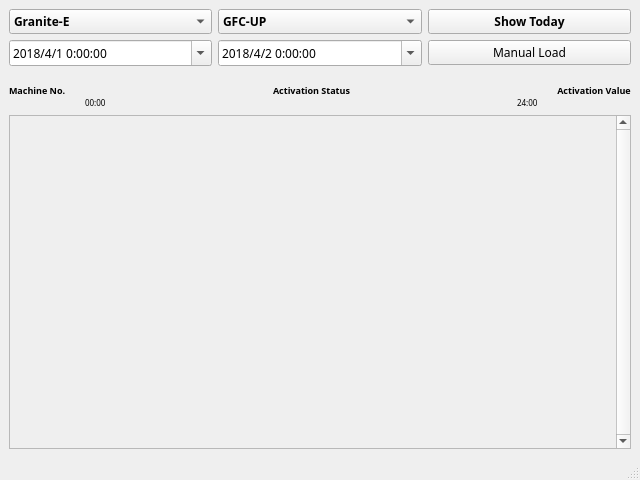
The window that face/activation_monitor.ui (zylo117/ZombieZoo) describes before a commit, drawn with Qt 5.
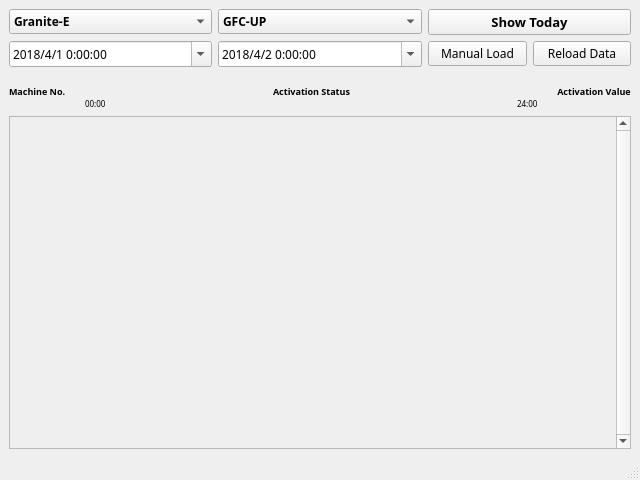
The same window after the commit. Icons and pictures are not drawn.

```diff
--- a/face/activation_monitor.ui
+++ b/face/activation_monitor.ui
@@ -25,10 +25,61 @@
     <normaloff>C:/Users/zylo1/.designer/backup/ico.png</normaloff>C:/Users/zylo1/.designer/backup/ico.png</iconset>
   </property>
   <widget class="QWidget" name="centralwidget">
-   <layout class="QVBoxLayout" name="verticalLayout" stretch="1,1,1,9">
+   <layout class="QVBoxLayout" name="verticalLayout" stretch="1,1,9">
     <item>
-     <layout class="QHBoxLayout" name="horizontalLayout" stretch="0,0,0">
+     <layout class="QGridLayout" name="gridLayout_2">
+      <item row="1" column="3">
+       <layout class="QHBoxLayout" name="horizontalLayout">
       <item>
+         <widget class="QPushButton" name="manual_load_data">
+          <property name="font">
+           <font>
+            <family>Lucida Sans</family>
+            <weight>50</weight>
+            <bold>false</bold>
+           </font>
+          </property>
+          <property name="text">
+           <string>Manual Load</string>
+          </property>
+         </widget>
+        </item>
+        <item>
+         <widget class="QPushButton" name="reload">
+          <property name="font">
+           <font>
+            <family>Lucida Sans</family>
+           </font>
+          </property>
+          <property name="text">
+           <string>Reload Data</string>
+          </property>
+         </widget>
+        </item>
+       </layout>
+      </item>
+      <item row="0" column="1">
+       <widget class="QComboBox" name="mac_type_select">
+        <property name="font">
+         <font>
+          <family>Lucida Sans</family>
+          <weight>75</weight>
+          <bold>true</bold>
+         </font>
+        </property>
+        <item>
+         <property name="text">
+          <string>GFC-UP</string>
+         </property>
+        </item>
+        <item>
+         <property name="text">
+          <string>GFC-DOWN</string>
+         </property>
+        </item>
+       </widget>
+      </item>
+      <item row="0" column="0">
        <widget class="QComboBox" name="category_select">
         <property name="font">
          <font>
@@ -87,48 +138,7 @@
         </item>
        </widget>
       </item>
-      <item>
-       <widget class="QComboBox" name="mac_type_select">
-        <property name="font">
-         <font>
-          <family>Lucida Sans</family>
-          <weight>75</weight>
-          <bold>true</bold>
-         </font>
-        </property>
-        <item>
-         <property name="text">
-          <string>GFC-UP</string>
-         </property>
-        </item>
-        <item>
-         <property name="text">
-          <string>GFC-DOWN</string>
-         </property>
-        </item>
-       </widget>
-      </item>
-      <item>
-       <widget class="QPushButton" name="auto_load_data">
-        <property name="font">
-         <font>
-          <family>Lucida Sans</family>
-          <weight>75</weight>
-          <bold>true</bold>
-         </font>
-        </property>
-        <property name="text">
-         <string>Show Today</string>
-        </property>
-       </widget>
-      </item>
-     </layout>
-    </item>
-    <item>
-     <layout class="QVBoxLayout" name="verticalLayout_5">
-      <item>
-       <layout class="QHBoxLayout" name="horizontalLayout_2">
-        <item>
+      <item row="1" column="0">
          <widget class="QDateTimeEdit" name="from_time">
           <property name="font">
            <font>
@@ -155,7 +165,7 @@
           </property>
          </widget>
         </item>
-        <item>
+      <item row="1" column="1">
          <widget class="QDateTimeEdit" name="to_time">
           <property name="font">
            <font>
@@ -182,21 +192,20 @@
           </property>
          </widget>
         </item>
-        <item>
-         <widget class="QPushButton" name="manual_load_data">
+      <item row="0" column="3">
+       <widget class="QPushButton" name="auto_load_data">
           <property name="font">
            <font>
             <family>Lucida Sans</family>
-            <weight>50</weight>
-            <bold>false</bold>
+          <pointsize>10</pointsize>
+          <weight>75</weight>
+          <bold>true</bold>
            </font>
           </property>
           <property name="text">
-           <string>Manual Load</string>
-          </property>
-         </widget>
-        </item>
-       </layout>
+         <string>Show Today</string>
+        </property>
+       </widget>
       </item>
      </layout>
     </item>
@@ -351,7 +360,7 @@
            <x>0</x>
            <y>0</y>
            <width>601</width>
-           <height>295</height>
+           <height>310</height>
           </rect>
          </property>
          <layout class="QVBoxLayout" name="verticalLayout_3">
```
Lines whose indentation alone changed are shown as unchanged.
